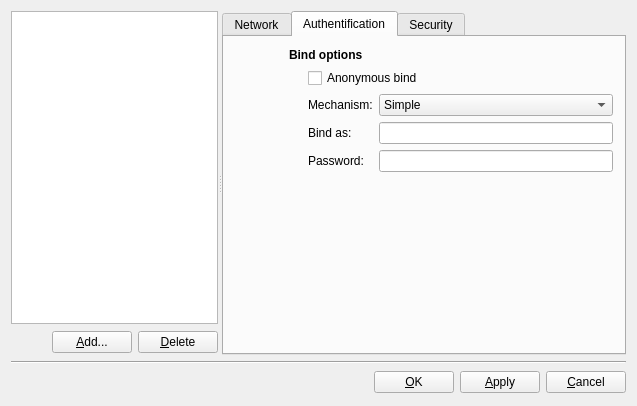
einaru/luma, file src/lib/luma/base/gui/ServerDialogDesign.ui: the form before one commit.
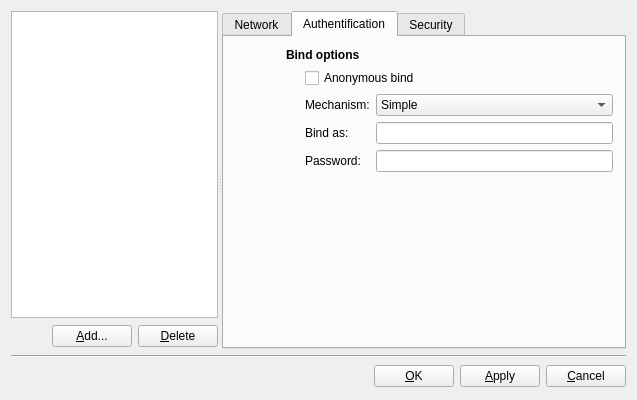
The form after the commit. The open tabs and pages were chosen to show the change. Icons and pictures are not drawn.

Diff of the .ui file:
```diff
--- a/src/lib/luma/base/gui/ServerDialogDesign.ui
+++ b/src/lib/luma/base/gui/ServerDialogDesign.ui
@@ -84,6 +84,18 @@
       <property name="enabled">
        <bool>true</bool>
       </property>
+      <property name="sizePolicy">
+       <sizepolicy hsizetype="Fixed" vsizetype="Fixed">
+        <horstretch>0</horstretch>
+        <verstretch>0</verstretch>
+       </sizepolicy>
+      </property>
+      <property name="minimumSize">
+       <size>
+        <width>48</width>
+        <height>48</height>
+       </size>
+      </property>
       <property name="currentIndex">
        <number>0</number>
       </property>
@@ -364,63 +376,6 @@
         <string>Authentification</string>
        </attribute>
        <layout class="QGridLayout" name="gridLayout_3">
-        <item row="1" column="0" rowspan="2">
-         <spacer>
-          <property name="orientation">
-           <enum>Qt::Vertical</enum>
-          </property>
-          <property name="sizeType">
-           <enum>QSizePolicy::Expanding</enum>
-          </property>
-          <property name="sizeHint" stdset="0">
-           <size>
-            <width>45</width>
-            <height>445</height>
-           </size>
-          </property>
-         </spacer>
-        </item>
-        <item row="2" column="1">
-         <spacer>
-          <property name="orientation">
-           <enum>Qt::Vertical</enum>
-          </property>
-          <property name="sizeType">
-           <enum>QSizePolicy::Expanding</enum>
-          </property>
-          <property name="sizeHint" stdset="0">
-           <size>
-            <width>114</width>
-            <height>21</height>
-           </size>
-          </property>
-         </spacer>
-        </item>
-        <item row="0" column="0">
-         <widget class="QLabel" name="authLabel">
-          <property name="sizePolicy">
-           <sizepolicy hsizetype="Fixed" vsizetype="Fixed">
-            <horstretch>0</horstretch>
-            <verstretch>0</verstretch>
-           </sizepolicy>
-          </property>
-          <property name="minimumSize">
-           <size>
-            <width>48</width>
-            <height>48</height>
-           </size>
-          </property>
-          <property name="text">
-           <string/>
-          </property>
-          <property name="pixmap">
-           <pixmap resource="../../luma.qrc">:/images/password_big.png</pixmap>
-          </property>
-          <property name="wordWrap">
-           <bool>false</bool>
-          </property>
-         </widget>
-        </item>
         <item row="0" column="1" rowspan="2">
          <layout class="QGridLayout" name="gridLayout">
           <item row="0" column="0" colspan="3">
@@ -550,6 +505,54 @@
           </item>
          </layout>
         </item>
+        <item row="1" column="0" rowspan="2">
+         <spacer>
+          <property name="orientation">
+           <enum>Qt::Vertical</enum>
+          </property>
+          <property name="sizeType">
+           <enum>QSizePolicy::Expanding</enum>
+          </property>
+          <property name="sizeHint" stdset="0">
+           <size>
+            <width>45</width>
+            <height>445</height>
+           </size>
+          </property>
+         </spacer>
+        </item>
+        <item row="0" column="0">
+         <widget class="QLabel" name="authLabel">
+          <property name="enabled">
+           <bool>true</bool>
+          </property>
+          <property name="text">
+           <string/>
+          </property>
+          <property name="pixmap">
+           <pixmap resource="../../luma.qrc">:/images/password_medium.png</pixmap>
+          </property>
+          <property name="wordWrap">
+           <bool>false</bool>
+          </property>
+         </widget>
+        </item>
+        <item row="2" column="1">
+         <spacer>
+          <property name="orientation">
+           <enum>Qt::Vertical</enum>
+          </property>
+          <property name="sizeType">
+           <enum>QSizePolicy::Expanding</enum>
+          </property>
+          <property name="sizeHint" stdset="0">
+           <size>
+            <width>114</width>
+            <height>21</height>
+           </size>
+          </property>
+         </spacer>
+        </item>
        </layout>
        <zorder>authLabel</zorder>
        <zorder></zorder>
```
Left out of the diff: 5 changed lines with no effect on the pictures.
